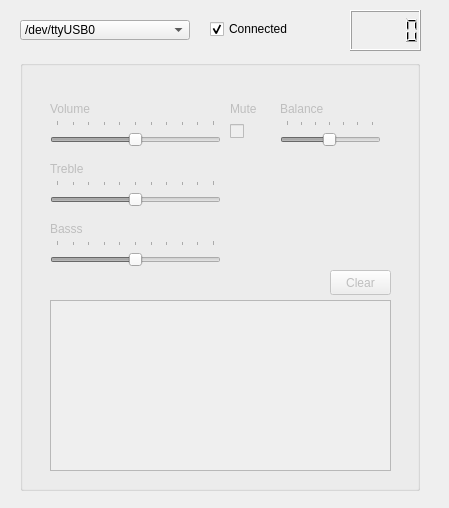
Above: desktop/AudioManager/widget.ui from alex-pesh/audio-manager before the change. Below: the same form after it.
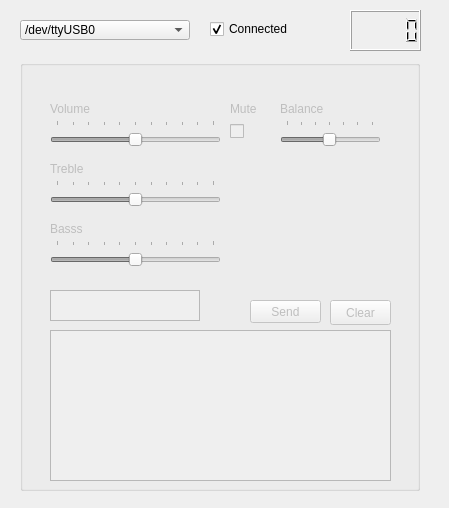
That is the form after the change.

Diff of the .ui file:
```diff
--- a/desktop/AudioManager/widget.ui
+++ b/desktop/AudioManager/widget.ui
@@ -209,7 +209,7 @@
     <property name="geometry">
      <rect>
       <x>310</x>
-      <y>210</y>
+      <y>240</y>
       <width>61</width>
       <height>25</height>
      </rect>
@@ -248,9 +248,9 @@
     <property name="geometry">
      <rect>
       <x>30</x>
-      <y>240</y>
+      <y>270</y>
       <width>341</width>
-      <height>171</height>
+      <height>151</height>
      </rect>
     </property>
    </widget>
@@ -280,6 +280,29 @@
      <string>Basss</string>
     </property>
    </widget>
+   <widget class="QPlainTextEdit" name="cmdValueText">
+    <property name="geometry">
+     <rect>
+      <x>30</x>
+      <y>230</y>
+      <width>150</width>
+      <height>31</height>
+     </rect>
+    </property>
+   </widget>
+   <widget class="QPushButton" name="sendBtn">
+    <property name="geometry">
+     <rect>
+      <x>230</x>
+      <y>240</y>
+      <width>71</width>
+      <height>23</height>
+     </rect>
+    </property>
+    <property name="text">
+     <string>Send</string>
+    </property>
+   </widget>
   </widget>
   <widget class="QLCDNumber" name="lcdNumber">
    <property name="geometry">
```
